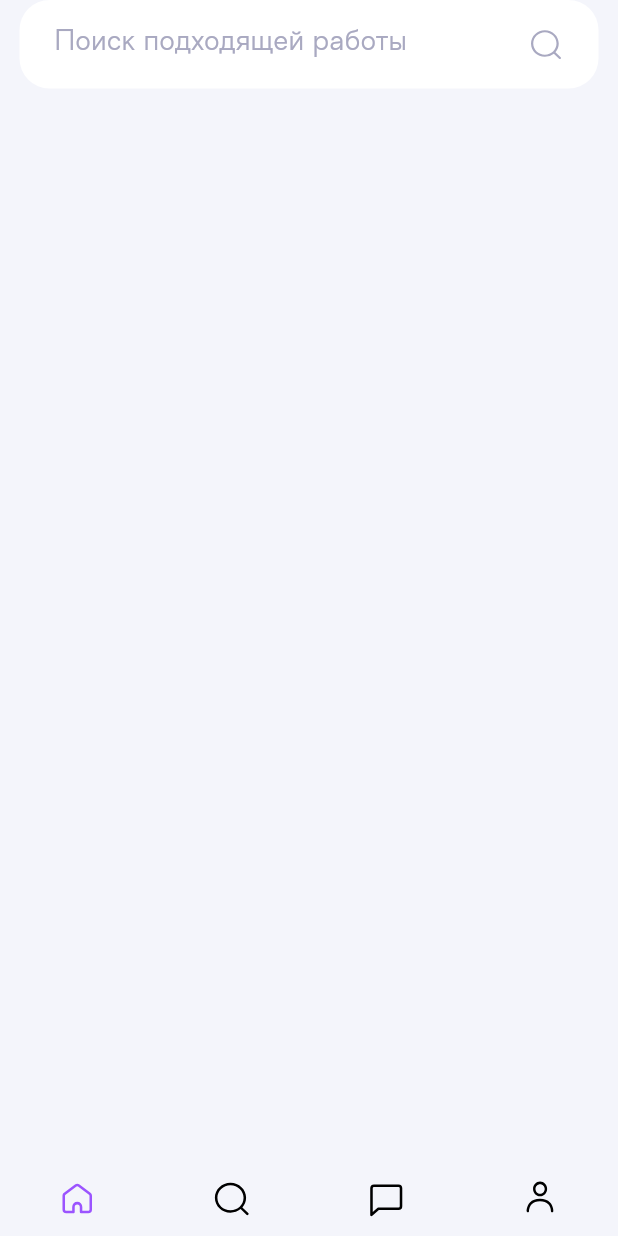
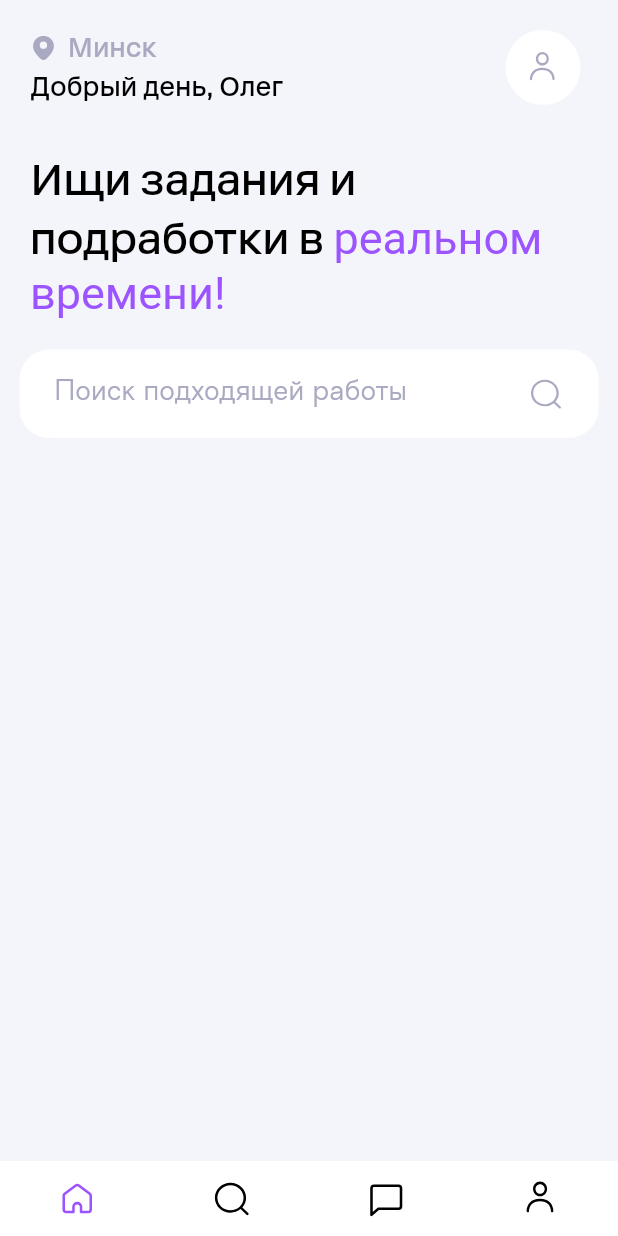
Before and after one commit to palp1ix/taskline, a Flutter app: the screen it shows after launch, on a phone screen of 412 x 824 dp. Run offline on Flutter 3.47's test engine with Material 3 defaults, Android fonts, the phone set to English and light mode, and no system bars; our stand-ins replace flutter_svg, go_router.

Commit message:
Made the top of the home

```diff
--- a/lib/features/home/presentation/home.dart
+++ b/lib/features/home/presentation/home.dart
@@ -1,5 +1,6 @@
 import 'package:flutter/material.dart';
 import 'package:taskline/features/home/presentation/widgets/home_search_bar.dart';
+import 'package:taskline/features/home/presentation/widgets/top_home_bar.dart';
 import 'package:taskline/shared/theme/fonts.dart';
 
 class HomePage extends StatelessWidget {
@@ -13,7 +14,39 @@ class HomePage extends StatelessWidget {
       child: CustomScrollView(
         slivers: [
           SliverToBoxAdapter(
-            child: HomeSearchBar(),
+            child: Container(
+              padding: const EdgeInsets.only(top: 15),
+              margin: EdgeInsets.symmetric(horizontal: 13),
+              child: Column(
+                children: [
+                  Padding(
+                    padding: const EdgeInsets.symmetric(horizontal: 7),
+                    child: Column(
+                      children: [
+                        TopHomeBar(),
+                        SizedBox(height: 25),
+                        RichText(
+                          text: TextSpan(
+                              text: 'Ищи задания и подработки в ',
+                              style: TextStyle(
+                                  fontFamily: AppFonts.onyFormMedium,
+                                  fontSize: 30,
+                                  color: theme.colorScheme.onSurface),
+                              children: [
+                                TextSpan(
+                                    text: 'реальном времени!',
+                                    style: TextStyle(
+                                        color: theme.colorScheme.primary))
+                              ]),
+                        ),
+                      ],
+                    ),
+                  ),
+                  SizedBox(height: 20),
+                  HomeSearchBar(),
+                ],
+              ),
+            ),
           )
         ],
       ),
--- /dev/null
+++ b/lib/features/home/presentation/widgets/city_widget.dart
@@ -0,0 +1,34 @@
+import 'package:flutter/material.dart';
+import 'package:flutter_svg/svg.dart';
+import 'package:taskline/shared/theme/fonts.dart';
+
+class CityWidget extends StatelessWidget {
+  const CityWidget({
+    super.key,
+  });
+
+  @override
+  Widget build(BuildContext context) {
+    final theme = Theme.of(context);
+    return Row(
+      crossAxisAlignment: CrossAxisAlignment.center,
+      children: [
+        SvgPicture.asset(
+          'assets/icons/location.svg',
+          width: 18,
+          height: 18,
+          colorFilter: ColorFilter.mode(theme.hintColor, BlendMode.srcIn),
+        ),
+        SizedBox(width: 7),
+        // FIXME: Change text 'Минск' to variable city
+        Text(
+          'Минск',
+          style: TextStyle(
+              color: theme.hintColor,
+              fontFamily: AppFonts.onyFormMedium,
+              fontSize: 18),
+        )
+      ],
+    );
+  }
+}
--- a/lib/features/home/presentation/widgets/home_search_bar.dart
+++ b/lib/features/home/presentation/widgets/home_search_bar.dart
@@ -10,9 +10,8 @@ class HomeSearchBar extends StatelessWidget {
     final theme = Theme.of(context);
     return Container(
       height: 59,
-      margin: EdgeInsets.symmetric(horizontal: 13),
       decoration: BoxDecoration(
-          color: theme.colorScheme.primaryContainer,
+          color: theme.colorScheme.surfaceContainer,
           borderRadius: BorderRadius.circular(20)),
       child: Row(
         mainAxisAlignment: MainAxisAlignment.spaceBetween,
--- /dev/null
+++ b/lib/features/home/presentation/widgets/top_home_bar.dart
@@ -0,0 +1,41 @@
+import 'package:flutter/material.dart';
+import 'package:flutter_svg/svg.dart';
+import 'package:taskline/features/home/presentation/widgets/city_widget.dart';
+import 'package:taskline/shared/theme/fonts.dart';
+import 'package:taskline/shared/ui/icon_button.dart';
+
+class TopHomeBar extends StatelessWidget {
+  const TopHomeBar({
+    super.key,
+  });
+
+  @override
+  Widget build(BuildContext context) {
+    final theme = Theme.of(context);
+    return Row(
+      mainAxisAlignment: MainAxisAlignment.spaceBetween,
+      children: [
+        Column(
+          crossAxisAlignment: CrossAxisAlignment.start,
+          children: [
+            CityWidget(),
+            // FIXME: Change text 'Олег' to variable username
+            Text(
+              'Добрый день, Олег',
+              style:
+                  TextStyle(fontFamily: AppFonts.onyFormMedium, fontSize: 18),
+            )
+          ],
+        ),
+        AppIconButton(
+            child: SvgPicture.asset(
+              'assets/icons/user.svg',
+              width: 25,
+              height: 25,
+              colorFilter: ColorFilter.mode(theme.hintColor, BlendMode.srcIn),
+            ),
+            onPressed: () {})
+      ],
+    );
+  }
+}
--- a/lib/shared/theme/theme.dart
+++ b/lib/shared/theme/theme.dart
@@ -9,7 +9,7 @@ class AppTheme {
     colorScheme: ColorScheme(
         brightness: Brightness.light,
         primary: AppColors.accent,
-        primaryContainer: AppColors.white,
+        surfaceContainer: AppColors.white,
         onPrimary: AppColors.white,
         secondary: AppColors.lightAccent,
         onSecondary: AppColors.accent,
--- a/lib/shared/ui/icon_button.dart
+++ b/lib/shared/ui/icon_button.dart
@@ -4,11 +4,13 @@ class AppIconButton extends StatelessWidget {
   const AppIconButton({
     super.key,
     required this.child,
-    this.isBordered = true,
+    this.isBordered = false,
     required this.onPressed,
+    this.backgroundColor,
   });
   final Widget child;
   final bool isBordered;
+  final Color? backgroundColor;
   final void Function() onPressed;
 
   @override
@@ -21,10 +23,11 @@ class AppIconButton extends StatelessWidget {
       padding: EdgeInsets.all(10),
       decoration: BoxDecoration(
           border: isBordered
-              ? Border.all(width: 1, color: Color(0xFFD1D1D1))
+              ? Border.all(
+                  width: 1, color: backgroundColor ?? Color(0xFFD1D1D1))
               : null,
           shape: BoxShape.circle,
-          color: theme.colorScheme.surface),
+          color: theme.colorScheme.surfaceContainer),
       child: Center(child: InkWell(onTap: onPressed, child: child)),
     );
   }
```
